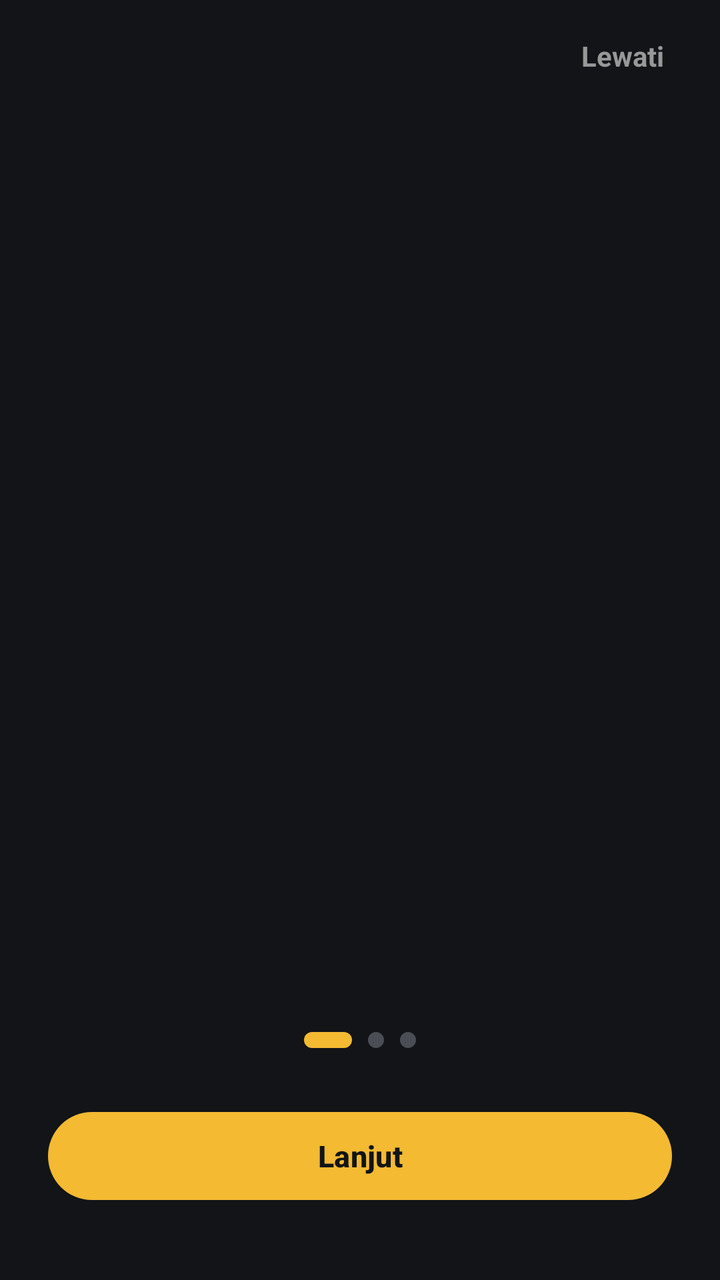
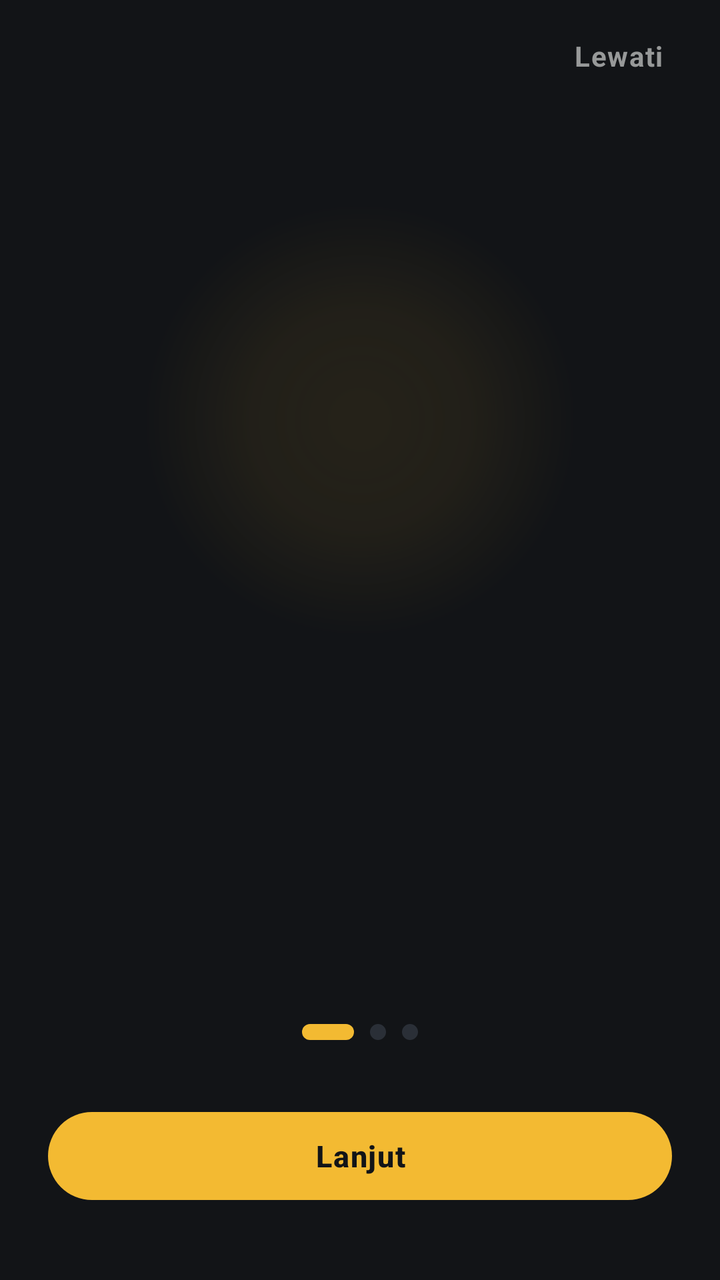

Before-and-after screenshots of an Android layout around one commit, followed by the original layout XML and the change that was made.
<!-- AndroidManifest.xml: application theme Theme.MollyAgent -->
<!-- res/layout/activity_intro.xml -->
<?xml version="1.0" encoding="utf-8"?>
<LinearLayout xmlns:android="http://schemas.android.com/apk/res/android"
    xmlns:app="http://schemas.android.com/apk/res-auto"
    android:layout_width="match_parent"
    android:layout_height="match_parent"
    android:background="@color/bg_dark"
    android:orientation="vertical">

    
    <RelativeLayout
        android:layout_width="match_parent"
        android:layout_height="56dp"
        android:paddingHorizontal="20dp">

        <TextView
            android:id="@+id/btnSkipIntro"
            android:layout_width="wrap_content"
            android:layout_height="wrap_content"
            android:layout_alignParentEnd="true"
            android:layout_centerVertical="true"
            android:background="?selectableItemBackgroundBorderless"
            android:padding="8dp"
            android:text="Lewati"
            android:textColor="@color/text_muted"
            android:textSize="14sp"
            android:textStyle="bold" />
    </RelativeLayout>

    
    <androidx.viewpager2.widget.ViewPager2
        android:id="@+id/viewPagerIntro"
        android:layout_width="match_parent"
        android:layout_height="0dp"
        android:layout_weight="1" />

    
    <LinearLayout
        android:layout_width="match_parent"
        android:layout_height="wrap_content"
        android:gravity="center"
        android:orientation="vertical"
        android:paddingHorizontal="24dp"
        android:paddingBottom="36dp">

        
        <LinearLayout
            android:id="@+id/llDotsIndicator"
            android:layout_width="wrap_content"
            android:layout_height="wrap_content"
            android:layout_marginBottom="28dp"
            android:gravity="center"
            android:orientation="horizontal">

            <ImageView
                android:id="@+id/dot1"
                android:layout_width="wrap_content"
                android:layout_height="wrap_content"
                android:layout_marginHorizontal="4dp"
                android:contentDescription="Dot 1"
                android:src="@drawable/dot_active" />

            <ImageView
                android:id="@+id/dot2"
                android:layout_width="wrap_content"
                android:layout_height="wrap_content"
                android:layout_marginHorizontal="4dp"
                android:contentDescription="Dot 2"
                android:src="@drawable/dot_inactive" />

            <ImageView
                android:id="@+id/dot3"
                android:layout_width="wrap_content"
                android:layout_height="wrap_content"
                android:layout_marginHorizontal="4dp"
                android:contentDescription="Dot 3"
                android:src="@drawable/dot_inactive" />
        </LinearLayout>

        
        <com.google.android.material.button.MaterialButton
            android:id="@+id/btnNextOrStart"
            android:layout_width="match_parent"
            android:layout_height="52dp"
            android:text="Lanjut"
            android:textColor="#121417"
            android:textSize="15sp"
            android:textStyle="bold"
            app:backgroundTint="@color/primary_gold"
            app:cornerRadius="26dp" />

    </LinearLayout>

</LinearLayout>
<!-- resources referenced by this layout -->
<resources>
  <color name="bg_dark">#121417</color>
  <color name="primary_gold">#F3BA32</color>
  <color name="text_muted">#979999</color>
  <!-- drawable dot_active (drawable) -->
  <?xml version="1.0" encoding="utf-8"?>
  <shape xmlns:android="http://schemas.android.com/apk/res/android"
      android:shape="rectangle">
      <size
          android:width="24dp"
          android:height="8dp" />
      <corners android:radius="4dp" />
      <solid android:color="@color/primary_gold" />
  </shape>
  <!-- drawable dot_inactive (drawable) -->
  <?xml version="1.0" encoding="utf-8"?>
  <shape xmlns:android="http://schemas.android.com/apk/res/android"
      android:shape="oval">
      <size
          android:width="8dp"
          android:height="8dp" />
      <solid android:color="#4A4E54" />
  </shape>
  <style name="Theme.MollyAgent" parent="Theme.Material3.Dark.NoActionBar">
          <item name="colorPrimary">@color/primary_gold</item>
          <item name="colorPrimaryDark">@color/primary_gold_dark</item>
          <item name="colorSecondary">@color/primary_gold</item>
          <item name="android:windowBackground">@color/bg_dark</item>
          <item name="android:statusBarColor">@color/bg_dark</item>
          <item name="android:navigationBarColor">@color/bg_dark</item>
      </style>
  <color name="primary_gold_dark">#E2AB28</color>
</resources>

<!-- the commit's change to res/layout/activity_intro.xml (unified diff, before → after) -->
@@ -1,15 +1,26 @@
 <?xml version="1.0" encoding="utf-8"?>
-<LinearLayout xmlns:android="http://schemas.android.com/apk/res/android"
+<RelativeLayout xmlns:android="http://schemas.android.com/apk/res/android"
     xmlns:app="http://schemas.android.com/apk/res-auto"
     android:layout_width="match_parent"
     android:layout_height="match_parent"
-    android:background="@color/bg_dark"
-    android:orientation="vertical">
+    android:background="@color/bg_dark">
+
+    
+    <View
+        android:id="@+id/vIntroAmbientGlow"
+        android:layout_width="300dp"
+        android:layout_height="300dp"
+        android:layout_centerHorizontal="true"
+        android:layout_marginTop="60dp"
+        android:alpha="0.4"
+        android:background="@drawable/bg_intro_aura" />
 
     
     <RelativeLayout
+        android:id="@+id/rlIntroTopBar"
         android:layout_width="match_parent"
         android:layout_height="56dp"
+        android:layout_alignParentTop="true"
         android:paddingHorizontal="20dp">
 
         <TextView
@@ -19,6 +30,7 @@
             android:layout_alignParentEnd="true"
             android:layout_centerVertical="true"
             android:background="?selectableItemBackgroundBorderless"
+            android:letterSpacing="0.04"
             android:padding="8dp"
             android:text="Lewati"
             android:textColor="@color/text_muted"
@@ -30,13 +42,16 @@
     <androidx.viewpager2.widget.ViewPager2
         android:id="@+id/viewPagerIntro"
         android:layout_width="match_parent"
-        android:layout_height="0dp"
-        android:layout_weight="1" />
+        android:layout_height="match_parent"
+        android:layout_above="@+id/llIntroBottomControls"
+        android:layout_below="@+id/rlIntroTopBar" />
 
     
     <LinearLayout
+        android:id="@+id/llIntroBottomControls"
         android:layout_width="match_parent"
         android:layout_height="wrap_content"
+        android:layout_alignParentBottom="true"
         android:gravity="center"
         android:orientation="vertical"
         android:paddingHorizontal="24dp"
@@ -46,34 +61,31 @@
         <LinearLayout
             android:id="@+id/llDotsIndicator"
             android:layout_width="wrap_content"
-            android:layout_height="wrap_content"
+            android:layout_height="16dp"
             android:layout_marginBottom="28dp"
             android:gravity="center"
             android:orientation="horizontal">
 
-            <ImageView
+            <View
                 android:id="@+id/dot1"
-                android:layout_width="wrap_content"
-                android:layout_height="wrap_content"
+                android:layout_width="26dp"
+                android:layout_height="8dp"
                 android:layout_marginHorizontal="4dp"
-                android:contentDescription="Dot 1"
-                android:src="@drawable/dot_active" />
+                android:background="@drawable/bg_intro_dot_active" />
 
-            <ImageView
+            <View
                 android:id="@+id/dot2"
-                android:layout_width="wrap_content"
-                android:layout_height="wrap_content"
+                android:layout_width="8dp"
+                android:layout_height="8dp"
                 android:layout_marginHorizontal="4dp"
-                android:contentDescription="Dot 2"
-                android:src="@drawable/dot_inactive" />
+                android:background="@drawable/bg_intro_dot_inactive" />
 
-            <ImageView
+            <View
                 android:id="@+id/dot3"
-                android:layout_width="wrap_content"
-                android:layout_height="wrap_content"
+                android:layout_width="8dp"
+                android:layout_height="8dp"
                 android:layout_marginHorizontal="4dp"
-                android:contentDescription="Dot 3"
-                android:src="@drawable/dot_inactive" />
+                android:background="@drawable/bg_intro_dot_inactive" />
         </LinearLayout>
 
         
@@ -81,13 +93,15 @@
             android:id="@+id/btnNextOrStart"
             android:layout_width="match_parent"
             android:layout_height="52dp"
+            android:letterSpacing="0.04"
             android:text="Lanjut"
             android:textColor="#121417"
             android:textSize="15sp"
             android:textStyle="bold"
             app:backgroundTint="@color/primary_gold"
-            app:cornerRadius="26dp" />
+            app:cornerRadius="26dp"
+            app:elevation="4dp" />
 
     </LinearLayout>
 
-</LinearLayout>
+</RelativeLayout>
<!-- resource entries referenced after the edit -->
@@ -3,24 +3,29 @@
   <color name="bg_dark">#121417</color>
   <color name="primary_gold">#F3BA32</color>
   <color name="text_muted">#979999</color>
-  <!-- drawable dot_active (drawable) -->
+  <!-- drawable bg_intro_aura (drawable) -->
+  <?xml version="1.0" encoding="utf-8"?>
+  <shape xmlns:android="http://schemas.android.com/apk/res/android"
+      android:shape="oval">
+      <gradient
+          android:centerColor="#2DF3BA32"
+          android:endColor="#00000000"
+          android:gradientRadius="110dp"
+          android:startColor="#38F3BA32"
+          android:type="radial" />
+  </shape>
+  <!-- drawable bg_intro_dot_active (drawable) -->
   <?xml version="1.0" encoding="utf-8"?>
   <shape xmlns:android="http://schemas.android.com/apk/res/android"
       android:shape="rectangle">
-      <size
-          android:width="24dp"
-          android:height="8dp" />
       <corners android:radius="4dp" />
       <solid android:color="@color/primary_gold" />
   </shape>
-  <!-- drawable dot_inactive (drawable) -->
+  <!-- drawable bg_intro_dot_inactive (drawable) -->
   <?xml version="1.0" encoding="utf-8"?>
   <shape xmlns:android="http://schemas.android.com/apk/res/android"
       android:shape="oval">
-      <size
-          android:width="8dp"
-          android:height="8dp" />
-      <solid android:color="#4A4E54" />
+      <solid android:color="#2A2F37" />
   </shape>
   <style name="Theme.MollyAgent" parent="Theme.Material3.Dark.NoActionBar">
           <item name="colorPrimary">@color/primary_gold</item>
